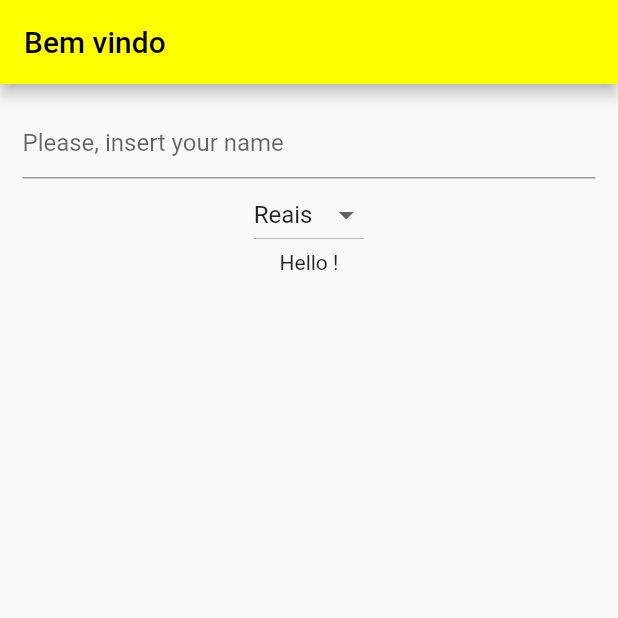
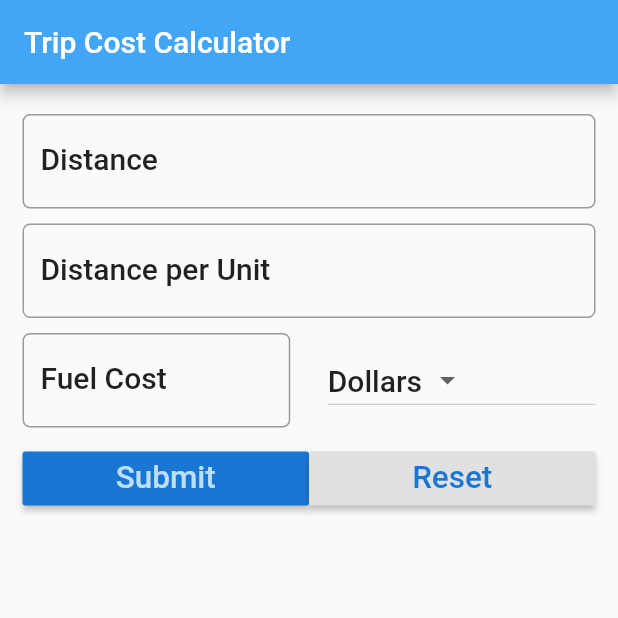
Before and after one commit to raloliver/flupg, a Flutter app: the screen it shows after launch, on a phone screen of 412 x 824 dp, the top half of it. Run offline on Flutter 3.47's test engine with Material 2 defaults, Android fonts, the phone set to English and light mode, and no system bars.

Commit message:
Sample code of calc

```diff
--- a/lib/main.dart
+++ b/lib/main.dart
@@ -1,71 +1,183 @@
 import 'package:flutter/material.dart';
 
-void main() => runApp(MyApp());
+void main() => runApp(new MyApp());
 
 class MyApp extends StatelessWidget {
+  // This widget is the root of your application.
   @override
   Widget build(BuildContext context) {
     return MaterialApp(
-      title: 'WYN',
-      theme: ThemeData(
-        primarySwatch: Colors.yellow,
-      ),
-      home: new HelloYou(),
-      debugShowCheckedModeBanner: false,
+      title: 'Trip cost calculator',
+      home: new FuelForm(),
     );
   }
 }
 
-class HelloYou extends StatefulWidget {
+class FuelForm extends StatefulWidget {
   @override
-  State<StatefulWidget> createState() => _HelloYouState();
+  State<StatefulWidget> createState() => _FuelFormState();
 }
 
-class _HelloYouState extends State<HelloYou> {
-  String name = '';
-  final _currencies = ['Reais', 'Dollars', 'Euro'];
-  String _currency = 'Reais';
+class _FuelFormState extends State<FuelForm> {
+// Create a global key that will uniquely identify the Form widget and allow
+  // us to validate the form
+  //
+  // Note: This is a `GlobalKey<FormState>`, not a GlobalKey<MyCustomFormState>!
+  final _formKey = GlobalKey<FormState>();
+
+  String result = "";
+  String _currency = "";
+  final _currencies = ['Dollars', 'Euro', 'Pounds', 'Yen'];
+  //this allows us to control the text in a textField
+  TextEditingController distanceController = TextEditingController();
+  TextEditingController avgController = TextEditingController();
+  TextEditingController fuelController = TextEditingController();
 
   @override
-  Widget build(BuildContext context) {
+  void initState() {
+    this._currency = _currencies[0];
+  }
+
+  void _reset() {
+    distanceController.text = '';
+    fuelController.text = '';
+    avgController.text = '';
+    setState(() {
+      result = '';
+    });
+  }
+
+  String _calculate() {
+    double _distance = double.parse(distanceController.text);
+    double _fuelCost = double.parse(fuelController.text);
+    double _consumption = double.parse(avgController.text);
+    double _totalCost = _distance / _consumption * _fuelCost;
+    String _result = "The total cost for your trip is " +
+        _totalCost.toStringAsFixed(2) +
+        ' ' +
+        _currency;
+    return _result;
+  }
+
+  @override
+  Widget build(BuildContext formContext) {
+    TextStyle textStyle = Theme.of(context).textTheme.title;
+    double _formPadding = 5.0;
     return Scaffold(
         appBar: AppBar(
-        title: Text(
-          "Bem vindo",
-          style: TextStyle(color: Colors.black),
+          title: Text("Trip Cost Calculator"),
+          backgroundColor: Color.fromRGBO(66, 165, 245, 1.0),
         ),
-        backgroundColor: Colors.yellowAccent,
-      ),
-      body: Container(
+        body: Form(
+            key: _formKey,
+            child: Container(
               padding: EdgeInsets.all(15.0),
               child: Column(
                 children: <Widget>[
-            TextField(
-              decoration: InputDecoration(hintText: 'Please, insert your name'),
-              onChanged: (String string) {
-                setState(() {
-                  name = string;
-                });
-              },
-            ),
-            DropdownButton<String>(
+                  Padding(
+                      padding: EdgeInsets.only(
+                          top: _formPadding, bottom: _formPadding),
+                      child: TextField(
+                        controller: distanceController,
+                        style: textStyle,
+                        keyboardType: TextInputType.number,
+                        decoration: InputDecoration(
+                            hintText: "e.g. 124",
+                            labelText: "Distance",
+                            labelStyle: textStyle,
+                            border: OutlineInputBorder(
+                                borderRadius: BorderRadius.circular(5.0))),
+                      )),
+                  Padding(
+                      padding: EdgeInsets.only(
+                          bottom: _formPadding, top: _formPadding),
+                      child: TextField(
+                        controller: avgController,
+                        style: textStyle,
+                        keyboardType: TextInputType.number,
+                        decoration: InputDecoration(
+                            hintText: "e.g. 17",
+                            labelText: "Distance per Unit",
+                            labelStyle: textStyle,
+                            border: OutlineInputBorder(
+                                borderRadius: BorderRadius.circular(5.0))),
+                      )),
+                  Padding(
+                      padding: EdgeInsets.only(
+                          bottom: _formPadding, top: _formPadding),
+                      child: Row(children: [
+                        Expanded(
+                            child: TextField(
+                          controller: fuelController,
+                          style: textStyle,
+                          keyboardType: TextInputType.number,
+                          decoration: InputDecoration(
+                              hintText: "e.g. 1.60",
+                              labelText: "Fuel Cost",
+                              labelStyle: textStyle,
+                              border: OutlineInputBorder(
+                                  borderRadius: BorderRadius.circular(5.0))),
+                        )),
+                        Container(width: _formPadding * 5),
+                        Expanded(
+                          child: DropdownButton<String>(
                             items: _currencies.map((String value) {
                               return DropdownMenuItem<String>(
-                    value: value, child: Text(value));
+                                value: value,
+                                child: Text(value),
+                              );
                             }).toList(),
                             value: _currency,
-              onChanged: (String value) {
+                            style: textStyle,
+                            onChanged: (value) {
                               _onDropDownChanged(value);
                             },
                           ),
-            Text('Hello ' + name + '!')
+                        )
+                      ])),
+                  Container(
+                    height: _formPadding,
+                  ),
+                  Row(children: [
+                    Expanded(
+                        child: RaisedButton(
+                      color: Theme.of(context).primaryColorDark,
+                      textColor: Theme.of(context).primaryColorLight,
+                      onPressed: () {
+                        setState(() {
+                          result = _calculate();
+                        });
+                      },
+                      child: Text(
+                        'Submit',
+                        textScaleFactor: 1.5,
+                      ),
+                    )),
+                    Expanded(
+                        child: RaisedButton(
+                      color: Theme.of(context).buttonColor,
+                      textColor: Theme.of(context).primaryColorDark,
+                      onPressed: () {
+                        _reset();
+                      },
+                      child: Text(
+                        'Reset',
+                        textScaleFactor: 1.5,
+                      ),
+                    )),
+                  ]),
+                  Container(
+                      margin: EdgeInsets.only(top: _formPadding * 2),
+                      child: Text(
+                        result,
+                        style: textStyle,
+                      )),
                 ],
               ),
-      ),
-    );
+            )));
   }
 
-  _onDropDownChanged(String value) {
+  void _onDropDownChanged(String value) {
     setState(() {
       this._currency = value;
     });
```
Lines whose indentation alone changed are shown as unchanged.
